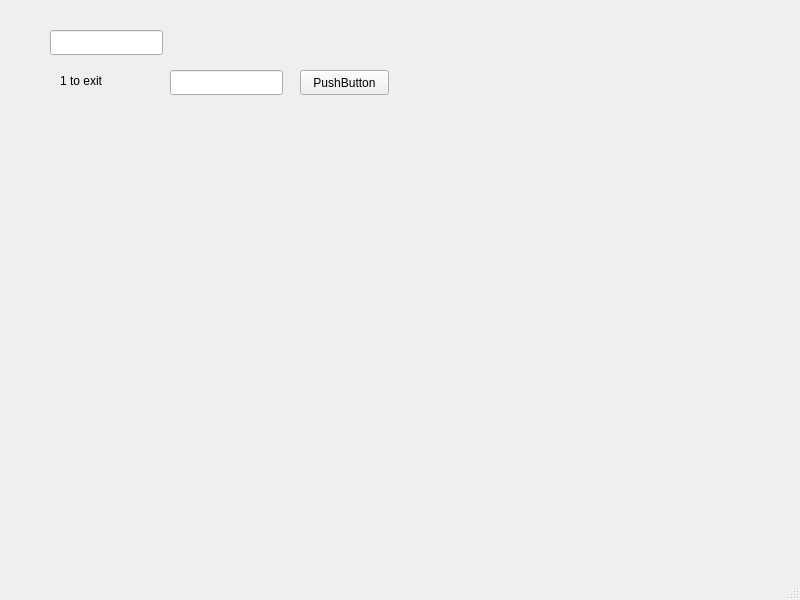
Old version of the form general_gui/src/gui.ui in the repository ViGUS/vigus_gui.
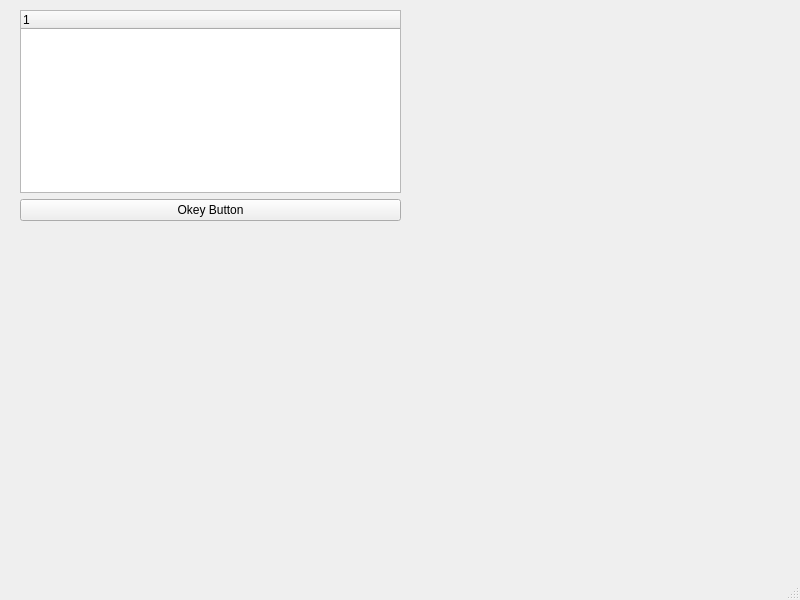
New version of the form.

```diff
--- a/general_gui/src/gui.ui
+++ b/general_gui/src/gui.ui
@@ -20,57 +20,36 @@
    <property name="mouseTracking">
     <bool>false</bool>
    </property>
-   <widget class="QLabel" name="label">
+   <widget class="QWidget" name="verticalLayoutWidget">
     <property name="geometry">
      <rect>
-      <x>60</x>
-      <y>60</y>
-      <width>71</width>
-      <height>41</height>
+      <x>20</x>
+      <y>10</y>
+      <width>381</width>
+      <height>211</height>
      </rect>
     </property>
-    <property name="mouseTracking">
-     <bool>false</bool>
-    </property>
+    <layout class="QVBoxLayout" name="verticalLayout">
+     <item>
+      <widget class="QTreeWidget" name="treeWidget">
+       <column>
     <property name="text">
-     <string>1 to exit</string>
-    </property>
-   </widget>
-   <widget class="QLineEdit" name="lineEdit_to_send">
-    <property name="geometry">
-     <rect>
-      <x>170</x>
-      <y>70</y>
-      <width>113</width>
-      <height>25</height>
-     </rect>
-    </property>
-   </widget>
-   <widget class="QPushButton" name="exit_button">
-    <property name="geometry">
-     <rect>
-      <x>300</x>
-      <y>70</y>
-      <width>89</width>
-      <height>25</height>
-     </rect>
-    </property>
+         <string notr="true">1</string>
+        </property>
+       </column>
+      </widget>
+     </item>
+     <item>
+      <widget class="QPushButton" name="okey_button">
     <property name="mouseTracking">
      <bool>false</bool>
     </property>
     <property name="text">
-     <string>PushButton</string>
-    </property>
-   </widget>
-   <widget class="QLineEdit" name="lineEdit_received">
-    <property name="geometry">
-     <rect>
-      <x>50</x>
-      <y>30</y>
-      <width>113</width>
-      <height>25</height>
-     </rect>
-    </property>
+        <string>Okey Button</string>
+       </property>
+      </widget>
+     </item>
+    </layout>
    </widget>
   </widget>
   <widget class="QMenuBar" name="menubar">
```
Lines whose indentation alone changed are shown as unchanged.
